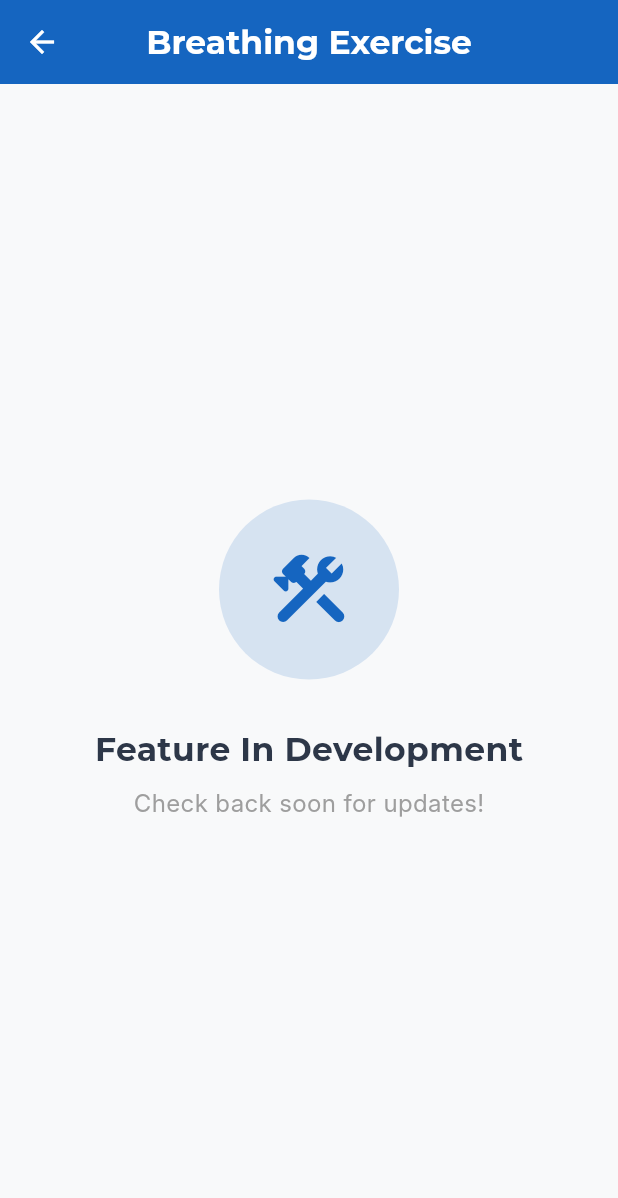
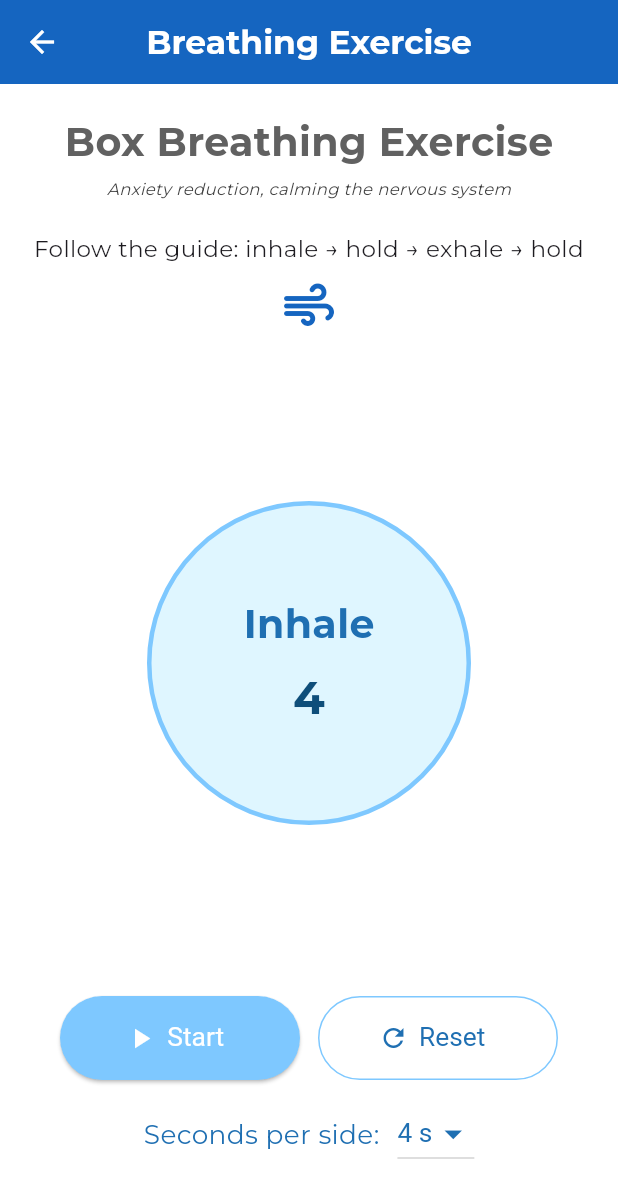
Before and after one commit to santiagomarc/silvercare, a Flutter app: the WellnessScreen screen opened by its route, after a tap on "Breathing Exercise", on a phone screen of 412 x 824 dp. Shown: the top 1198 px of the screen. Run offline on Flutter 3.47's test engine with Material 3 defaults, Android fonts, the phone set to English and light mode, and no system bars; our stand-ins replace cloud_firestore, firebase_auth, firebase_core, fl_chart, flutter_local_notifications, flutter_svg and 7 more; missing offline and left inert: flutter_ringtone_player; accounts and stored records are empty; Roboto replaces fonts that are missing (Inter); project files that could hold a hidden picture were left out.

Commit message:
added breathing exercise screen

```diff
--- /dev/null
+++ b/lib/screens/breathing_exercise_screen.dart
@@ -0,0 +1,304 @@
+import 'dart:async';
+
+import 'package:flutter/material.dart';
+
+class BreathingExerciseScreen extends StatefulWidget {
+  const BreathingExerciseScreen({Key? key}) : super(key: key);
+
+  @override
+  State<BreathingExerciseScreen> createState() => _BreathingExerciseScreenState();
+}
+
+class _BreathingExerciseScreenState extends State<BreathingExerciseScreen>
+    with TickerProviderStateMixin {
+  final List<String> _steps = ['Inhale', 'Hold', 'Exhale', 'Hold'];
+
+  late AnimationController _animController;
+  late Animation<double> _sizeAnim;
+
+  Timer? _tick;
+  bool _isRunning = false;
+  int _stepIndex = 0;
+  int _stepDurationSeconds = 4;
+  int _secondsLeft = 4;
+
+  @override
+  void initState() {
+    super.initState();
+    _animController = AnimationController(vsync: this, value: 0.0);
+    _sizeAnim = Tween<double>(begin: 0.6, end: 1.0).animate(
+      CurvedAnimation(parent: _animController, curve: Curves.easeInOut),
+    );
+    _secondsLeft = _stepDurationSeconds;
+  }
+
+  @override
+  void dispose() {
+    _tick?.cancel();
+    _animController.dispose();
+    super.dispose();
+  }
+
+  void _start() {
+    if (_isRunning) return;
+    setState(() {
+      _isRunning = true;
+    });
+    _startStep();
+  }
+
+  void _pause() {
+    _tick?.cancel();
+    _animController.stop();
+    setState(() {
+      _isRunning = false;
+    });
+  }
+
+  void _reset() {
+    _tick?.cancel();
+    _animController.reset();
+    setState(() {
+      _isRunning = false;
+      _stepIndex = 0;
+      _secondsLeft = _stepDurationSeconds;
+    });
+  }
+
+  void _startStep() {
+    _tick?.cancel();
+    setState(() {
+      _secondsLeft = _stepDurationSeconds;
+    });
+
+    final current = _steps[_stepIndex];
+
+    // configure animation for inhale/exhale. Holds are static.
+    if (current == 'Inhale') {
+      _animController.duration = Duration(seconds: _stepDurationSeconds);
+      _animController.forward(from: 0.0);
+    } else if (current == 'Exhale') {
+      _animController.duration = Duration(seconds: _stepDurationSeconds);
+      // ensure controller at 1.0 before reversing so we get full shrink
+      _animController.value = 1.0;
+      _animController.reverse(from: 1.0);
+    } else {
+      // Hold: keep the current visual state
+      _animController.stop();
+    }
+
+    // Start second-granular tick to drive countdown and step transitions
+    _tick = Timer.periodic(const Duration(seconds: 1), (timer) {
+      if (!mounted) return;
+      setState(() {
+        _secondsLeft -= 1;
+        if (_secondsLeft <= 0) {
+          // Next step
+          _stepIndex = (_stepIndex + 1) % _steps.length;
+          _startStep();
+        }
+      });
+    });
+  }
+
+  void _toggleRunning() {
+    if (_isRunning) {
+      _pause();
+    } else {
+      _start();
+    }
+  }
+
+  double _getResponsiveFontSize(BuildContext context, double baseSize) {
+    final screenWidth = MediaQuery.of(context).size.width;
+    final scaleFactor = screenWidth / 375;
+    final clamped = scaleFactor.clamp(0.8, 1.4);
+    return baseSize * clamped;
+  }
+
+  @override
+  Widget build(BuildContext context) {
+    final current = _steps[_stepIndex];
+
+    return Scaffold(
+      backgroundColor: Colors.white,
+      appBar: AppBar(
+        title: const Text('Breathing Exercise', style: TextStyle(fontFamily: 'Montserrat', fontWeight: FontWeight.bold)),
+        backgroundColor: const Color(0xFF1565C0),
+        foregroundColor: Colors.white,
+        elevation: 0,
+        centerTitle: true,
+      ),
+      body: SafeArea(
+        child: Padding(
+          padding: const EdgeInsets.all(20.0),
+          child: Column(
+            crossAxisAlignment: CrossAxisAlignment.center,
+            children: [
+              Text(
+                'Box Breathing Exercise',
+                style: TextStyle(
+                  color: Colors.grey[700],
+                  fontSize: _getResponsiveFontSize(context, 24),
+                  fontWeight: FontWeight.w600,
+                  fontFamily: 'Montserrat',
+                ),
+              ),
+              const SizedBox(height:4),
+              Text(
+                'Anxiety reduction, calming the nervous system',
+                style: TextStyle(
+
+                  color: Colors.grey[800],
+                  fontSize: _getResponsiveFontSize(context, 10),
+
+                  fontFamily: 'Montserrat',
+                  fontStyle: FontStyle.italic,
+                ),
+              ),
+              const SizedBox(height: 20),
+
+              Text(
+                'Follow the guide: inhale → hold → exhale → hold',
+                textAlign: TextAlign.center,
+                style: TextStyle(
+                fontSize: _getResponsiveFontSize(context, 14))
+              ),
+              const SizedBox(height: 8),
+              Icon(Icons.air_rounded, size: 40, color: const Color(0xFF1565C0)),
+              const SizedBox(height: 8),
+
+              // Animated circle
+              Expanded(
+                child: Center(
+                  child: AnimatedBuilder(
+                    animation: _sizeAnim,
+                    builder: (context, child) {
+                      final scale = _sizeAnim.value;
+                      final size = 120.0 + 160.0 * scale; // 120..280
+                      return Column(
+                        mainAxisSize: MainAxisSize.min,
+                        children: [
+                          Container(
+                            width: size,
+                            height: size,
+                            decoration: BoxDecoration(
+                              shape: BoxShape.circle,
+                              color: const Color(0xFFDFF6FF),
+                              border: Border.all(
+                                color: const Color(0xFF7EC8FF),
+                                width: 3,
+                              ),
+                            ),
+                            alignment: Alignment.center,
+                            child: Column(
+                              mainAxisAlignment: MainAxisAlignment.center,
+                              children: [
+                                Text(
+                                  current,
+                                  style: TextStyle(
+                                    fontSize: _getResponsiveFontSize(context, 24),
+                                    fontWeight: FontWeight.w700,
+                                    color: const Color(0xFF1F6FB2),
+                                  ),
+                                ),
+                                const SizedBox(height: 8),
+                                Text(
+                                  '$_secondsLeft',
+                                  style: TextStyle(
+                                    fontSize: _getResponsiveFontSize(context, 28),
+                                    fontWeight: FontWeight.bold,
+                                    color: const Color(0xFF0E4E7A),
+                                  ),
+                                ),
+                              ],
+                            ),
+                          ),
+                        ],
+                      );
+                    },
+                  ),
+                ),
+              ),
+
+              const SizedBox(height: 12),
+
+              Row(
+                mainAxisAlignment: MainAxisAlignment.center,
+                children: [
+                  ElevatedButton.icon(
+                    onPressed: _toggleRunning,
+                    icon: Icon(_isRunning ? Icons.pause : Icons.play_arrow, size: 22),
+                    label: Text(_isRunning ? 'Pause' : 'Start'),
+                    style: ElevatedButton.styleFrom(
+                      minimumSize: const Size(160, 56),
+                      textStyle: TextStyle(fontSize: _getResponsiveFontSize(context, 16)),
+                      backgroundColor: const Color(0xFF7EC8FF),
+                      foregroundColor: Colors.white,
+                    ),
+                  ),
+                  const SizedBox(width: 12),
+                  OutlinedButton.icon(
+                    onPressed: _reset,
+                    icon: const Icon(Icons.refresh, size: 20),
+                    label: Text('Reset'),
+                    style: OutlinedButton.styleFrom(
+                      minimumSize: const Size(160, 56),
+                      textStyle: TextStyle(fontSize: _getResponsiveFontSize(context, 16)),
+                      side: const BorderSide(color: Color(0xFF7EC8FF)),
+                      foregroundColor: const Color(0xFF1F6FB2),
+                    ),
+                  ),
+                ],
+              ),
+
+              const SizedBox(height: 12),
+
+              // settings step duration
+              Row(
+                mainAxisAlignment: MainAxisAlignment.center,
+                children: [
+                  Text(
+                    'Seconds per side:',
+                    style: TextStyle(
+                      fontSize: _getResponsiveFontSize(context, 16),
+                      color: const Color(0xFF1F6FB2),
+                    ),
+                  ),
+                  const SizedBox(width: 12),
+                  DropdownButton<int>(
+                    value: _stepDurationSeconds,
+                    dropdownColor: const Color(0xFFF0FBFF),
+                    iconEnabledColor: const Color(0xFF1F6FB2),
+                    iconSize: 28,
+                    style: TextStyle(fontSize: _getResponsiveFontSize(context, 16), color: const Color(0xFF1F6FB2)),
+                    items: [2, 3, 4, 5, 6]
+                        .map((s) => DropdownMenuItem<int>(
+                              value: s,
+                              child: Text(
+                                '$s s',
+                                style: TextStyle(fontSize: _getResponsiveFontSize(context, 16)),
+                              ),
+                            ))
+                        .toList(),
+                    onChanged: _isRunning
+                        ? null
+                        : (v) {
+                            if (v == null) return;
+                            setState(() {
+                              _stepDurationSeconds = v;
+                              _secondsLeft = v;
+                            });
+                          },
+                  ),
+                ],
+              ),
+
+              const SizedBox(height: 24),
+            ],
+          ),
+        ),
+      ),
+    );
+  }
+}
--- a/lib/screens/wellness_screen.dart
+++ b/lib/screens/wellness_screen.dart
@@ -1,6 +1,7 @@
 import 'package:flutter/material.dart';
 // IMPORT THE NEW FILE
 import 'memory_match_screen.dart';
+import 'breathing_exercise_screen.dart';
 
 class WellnessScreen extends StatefulWidget {
   const WellnessScreen({super.key});
@@ -281,7 +282,11 @@ class _WellnessScreenState extends State<WellnessScreen> {
                             const Color(0xFF4DB6AC),
                             const Color(0xFF1565C0),
                           ],
-                          onTap: () => _navigateToPlaceholder(context, 'Breathing Exercise', const Color(0xFF1565C0)),
+                          onTap: () {
+                            Navigator.of(context).push(
+                              MaterialPageRoute(builder: (context) => const BreathingExerciseScreen()),
+                            );
+                          }
                         ),
 
                         _buildModernMenuButton(
```
